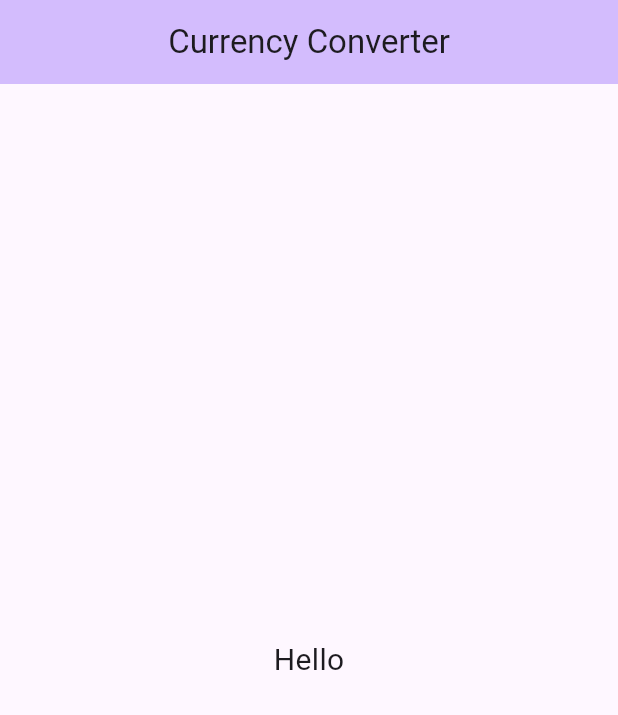
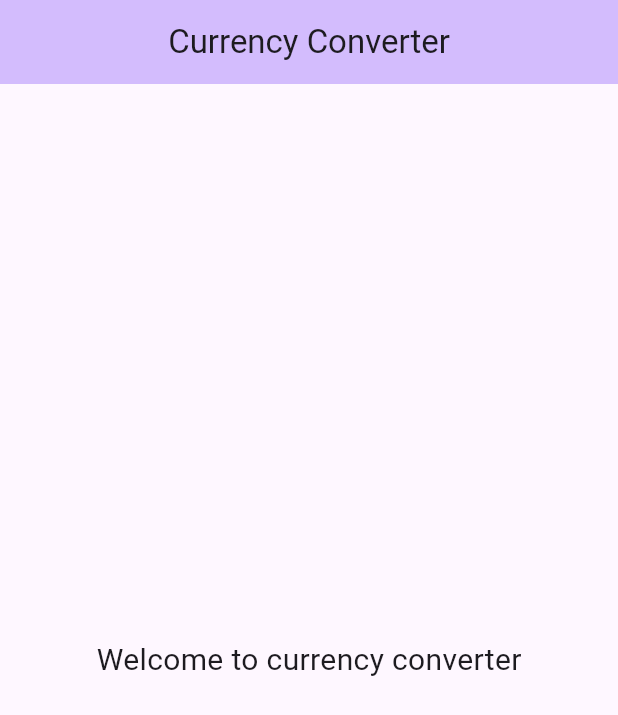
Before and after one commit to SAIKUMAR3107/currency_converter_app_with_bloc, a Flutter app: the screen it shows after launch, on a phone screen of 412 x 824 dp. Shown: the top 715 px of the screen. Run offline on Flutter 3.47's test engine with Material 2 defaults, Android fonts, the phone set to English and light mode, and no system bars.

Commit message:
Just created the Home screen with title and with welcome text to the screen

```diff
--- a/lib/main.dart
+++ b/lib/main.dart
@@ -62,7 +62,7 @@ class _MyHomePageState extends State<MyHomePage> {
         child: Center(
           // Center is a layout widget. It takes a single child and positions it
           // in the middle of the parent.
-          child: Text("Hello",style: TextStyle(fontSize: 20),),
+          child: Text("Welcome to currency converter",style: TextStyle(fontSize: 20),),
         ),
       ),
       // This trailing comma makes auto-formatting nicer for build methods.
```
